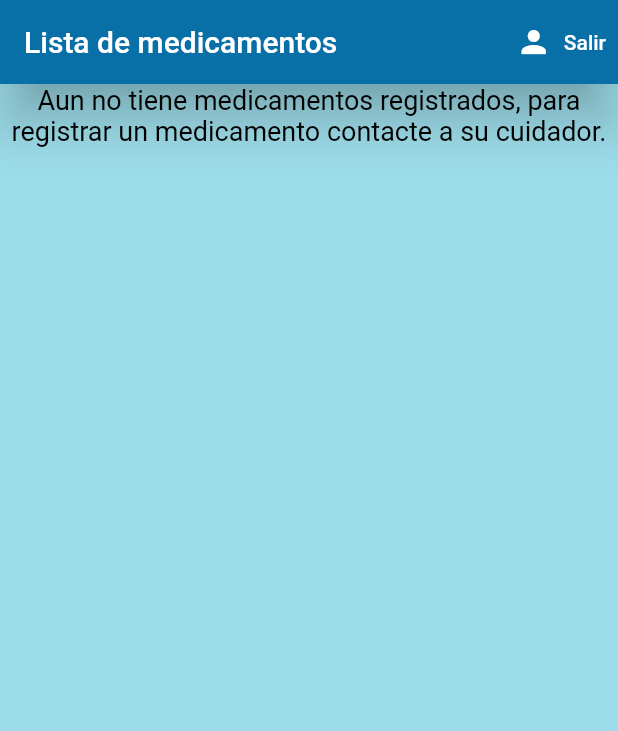
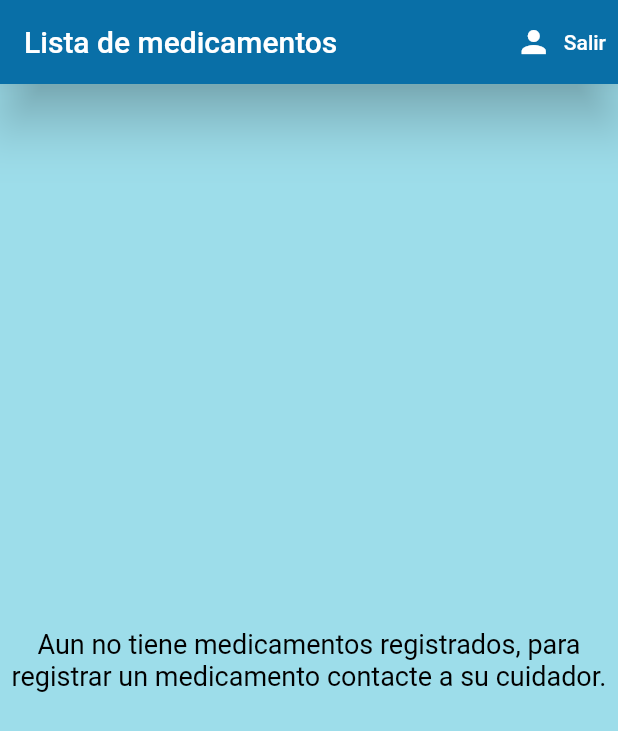
Before and after one commit to Dlondono/mediminder, a Flutter app: the screen it shows once a user with an empty profile is signed in, on a phone screen of 412 x 824 dp. Shown: the top 731 px of the screen. Run offline on Flutter 3.47's test engine with Material 2 defaults, Android fonts, the phone set to English and light mode, and no system bars; our stand-ins replace cloud_firestore, firebase_auth, firebase_core, firebase_messaging, flutter_local_notifications, flutter_native_timezone and 3 more; accounts and stored records are empty.

Commit message:
centro lista medicamentos, fix medicamento nuevo

```diff
--- a/lib/screens/home/listaMedicamentos.dart
+++ b/lib/screens/home/listaMedicamentos.dart
@@ -133,16 +133,14 @@ class _MedicamentosState extends State<Medicamentos> {
           backgroundColor: Color.fromRGBO(157, 221, 234, 50),
           body: Container(
             decoration: BoxDecoration(color: Color.fromRGBO(157, 221, 234, 50)),
-              child: Column(
-                children: [
-                  Container(
+              child: Center(
+                  child: Container(
                     child: Text(
                       msg1,
                           style: TextStyle(fontSize: 18, color: Colors.black),
                       textAlign: TextAlign.center,
                     ),
                   ),
-                ],
               ),
           ),
         );
```
Also changed, not shown: lib/screens/home/medicamentoNuevo.dart (+6 -1 lines), 1 other file.
